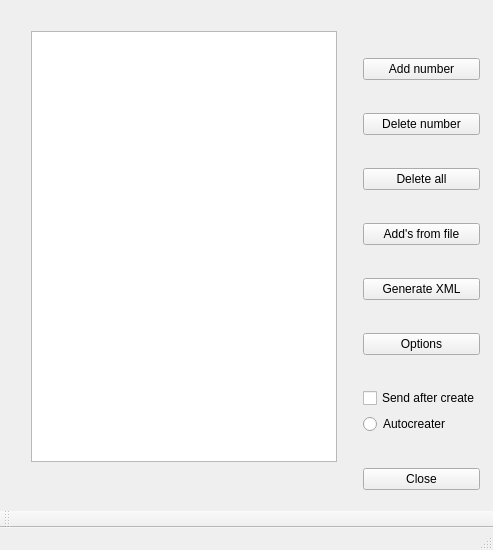
Before: the Qt Designer form DbSqlExport/DbSqlExport.ui in AnatolySolovyev12/DbSqlExport, drawn with Qt 5.
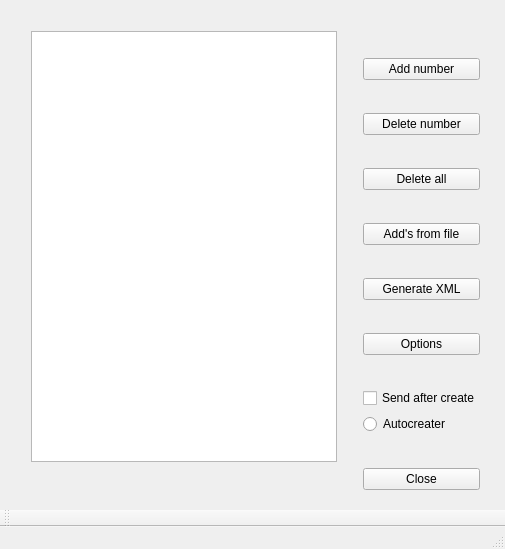
After: the same form once the commit is applied.

What changed in the file:
```diff
--- a/DbSqlExport/DbSqlExport.ui
+++ b/DbSqlExport/DbSqlExport.ui
@@ -6,8 +6,8 @@
    <rect>
     <x>0</x>
     <y>0</y>
-    <width>493</width>
-    <height>550</height>
+    <width>505</width>
+    <height>549</height>
    </rect>
   </property>
   <property name="windowTitle">
```
